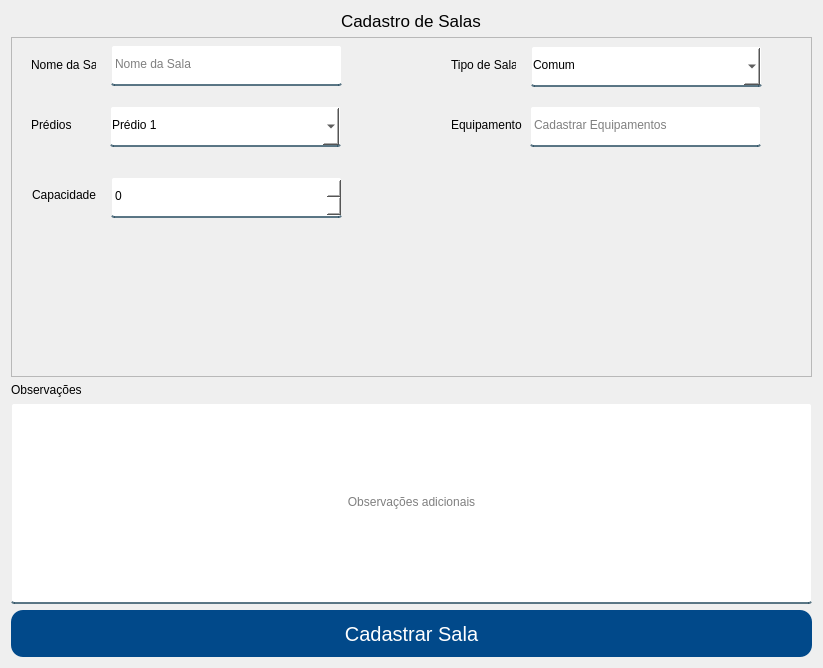
Above: App/view/ui/cadastroSalas.ui from Senac-SOR-ADS/Mapa-de-Sala before the change. Below: the same form after it.
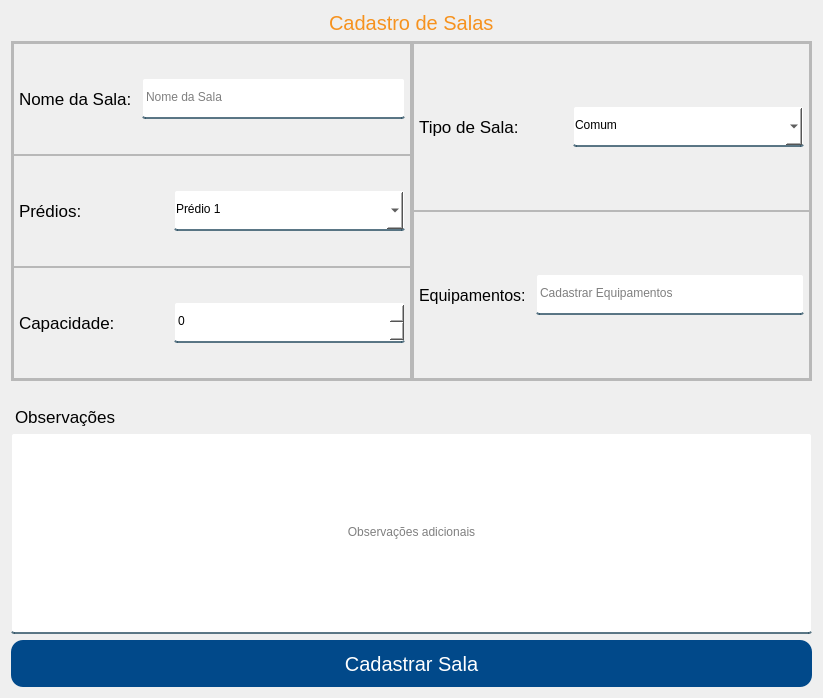
That is the form after the change.

Commit message: tentando arrumar os layouts da parte de cadastro

Diff of the .ui file:
```diff
--- a/App/view/ui/cadastroSalas.ui
+++ b/App/view/ui/cadastroSalas.ui
@@ -7,7 +7,7 @@
     <x>0</x>
     <y>0</y>
     <width>819</width>
-    <height>664</height>
+    <height>670</height>
    </rect>
   </property>
   <property name="windowTitle">
@@ -37,14 +37,22 @@
  
 #respostas {
 	color: red;
+}
+
+#tituloObs {
+	margin-top: 20px;
+}
+
+#titulo {
+	color: #f6921e;
 }</string>
   </property>
   <layout class="QVBoxLayout" name="verticalLayout">
    <item alignment="Qt::AlignHCenter|Qt::AlignBottom">
-    <widget class="QLabel" name="label_7">
+    <widget class="QLabel" name="titulo">
      <property name="font">
       <font>
-       <pointsize>13</pointsize>
+       <pointsize>15</pointsize>
       </font>
      </property>
      <property name="text">
@@ -72,53 +80,141 @@
      <property name="frameShadow">
       <enum>QFrame::Raised</enum>
      </property>
-     <widget class="QLabel" name="label_5">
-      <property name="geometry">
-       <rect>
-        <x>21</x>
-        <y>150</y>
-        <width>65</width>
-        <height>16</height>
-       </rect>
+     <layout class="QHBoxLayout" name="horizontalLayout_6">
+      <property name="spacing">
+       <number>0</number>
       </property>
-      <property name="text">
-       <string>Capacidade</string>
+      <property name="leftMargin">
+       <number>0</number>
       </property>
-     </widget>
-     <widget class="QLabel" name="label_4">
-      <property name="geometry">
-       <rect>
-        <x>440</x>
-        <y>80</y>
-        <width>71</width>
-        <height>16</height>
-       </rect>
+      <property name="topMargin">
+       <number>0</number>
       </property>
+      <property name="rightMargin">
+       <number>0</number>
+      </property>
+      <property name="bottomMargin">
+       <number>0</number>
+      </property>
+      <item>
+       <widget class="QFrame" name="frame_5">
+        <property name="frameShape">
+         <enum>QFrame::StyledPanel</enum>
+        </property>
+        <property name="frameShadow">
+         <enum>QFrame::Raised</enum>
+        </property>
+        <layout class="QVBoxLayout" name="verticalLayout_2">
+         <property name="spacing">
+          <number>0</number>
+         </property>
+         <property name="leftMargin">
+          <number>0</number>
+         </property>
+         <property name="topMargin">
+          <number>0</number>
+         </property>
+         <property name="rightMargin">
+          <number>0</number>
+         </property>
+         <property name="bottomMargin">
+          <number>0</number>
+         </property>
+         <item>
+          <widget class="QFrame" name="frame_2">
+           <property name="frameShape">
+            <enum>QFrame::StyledPanel</enum>
+           </property>
+           <property name="frameShadow">
+            <enum>QFrame::Raised</enum>
+           </property>
+           <layout class="QHBoxLayout" name="horizontalLayout">
+            <property name="spacing">
+             <number>10</number>
+            </property>
+            <property name="leftMargin">
+             <number>5</number>
+            </property>
+            <property name="topMargin">
+             <number>0</number>
+            </property>
+            <property name="rightMargin">
+             <number>5</number>
+            </property>
+            <property name="bottomMargin">
+             <number>0</number>
+            </property>
+            <item>
+             <widget class="QLabel" name="label">
+              <property name="font">
+               <font>
+                <pointsize>13</pointsize>
+               </font>
+              </property>
       <property name="text">
-       <string>Equipamentos</string>
-      </property>
-     </widget>
-     <widget class="QLineEdit" name="tipoEquipamento">
-      <property name="geometry">
-       <rect>
-        <x>519</x>
-        <y>69</y>
+               <string>Nome da Sala:</string>
+              </property>
+             </widget>
+            </item>
+            <item>
+             <widget class="QLineEdit" name="nomeSala">
+              <property name="minimumSize">
+               <size>
         <width>231</width>
         <height>41</height>
-       </rect>
+               </size>
       </property>
       <property name="placeholderText">
-       <string>Cadastrar Equipamentos</string>
-      </property>
-     </widget>
+               <string>Nome da Sala</string>
+              </property>
+             </widget>
+            </item>
+           </layout>
+          </widget>
+         </item>
+         <item>
+          <widget class="QFrame" name="frame_3">
+           <property name="frameShape">
+            <enum>QFrame::StyledPanel</enum>
+           </property>
+           <property name="frameShadow">
+            <enum>QFrame::Raised</enum>
+           </property>
+           <layout class="QHBoxLayout" name="horizontalLayout_2">
+            <property name="spacing">
+             <number>0</number>
+            </property>
+            <property name="leftMargin">
+             <number>5</number>
+            </property>
+            <property name="topMargin">
+             <number>0</number>
+            </property>
+            <property name="rightMargin">
+             <number>5</number>
+            </property>
+            <property name="bottomMargin">
+             <number>0</number>
+            </property>
+            <item>
+             <widget class="QLabel" name="label_3">
+              <property name="font">
+               <font>
+                <pointsize>13</pointsize>
+               </font>
+              </property>
+              <property name="text">
+               <string>Prédios:</string>
+              </property>
+             </widget>
+            </item>
+            <item>
      <widget class="QComboBox" name="nomePredio">
-      <property name="geometry">
-       <rect>
-        <x>99</x>
-        <y>69</y>
+              <property name="minimumSize">
+               <size>
         <width>231</width>
         <height>41</height>
-       </rect>
+               </size>
       </property>
       <property name="cursor">
        <cursorShape>PointingHandCursor</cursorShape>
@@ -143,27 +239,135 @@
        </property>
       </item>
      </widget>
-     <widget class="QLabel" name="label_3">
-      <property name="geometry">
-       <rect>
-        <x>20</x>
-        <y>80</y>
-        <width>41</width>
-        <height>16</height>
-       </rect>
-      </property>
+            </item>
+           </layout>
+          </widget>
+         </item>
+         <item>
+          <widget class="QFrame" name="frame_4">
+           <property name="frameShape">
+            <enum>QFrame::StyledPanel</enum>
+           </property>
+           <property name="frameShadow">
+            <enum>QFrame::Raised</enum>
+           </property>
+           <layout class="QHBoxLayout" name="horizontalLayout_3">
+            <property name="spacing">
+             <number>0</number>
+            </property>
+            <property name="leftMargin">
+             <number>5</number>
+            </property>
+            <property name="topMargin">
+             <number>0</number>
+            </property>
+            <property name="rightMargin">
+             <number>5</number>
+            </property>
+            <property name="bottomMargin">
+             <number>0</number>
+            </property>
+            <item>
+             <widget class="QLabel" name="label_5">
+              <property name="font">
+               <font>
+                <pointsize>13</pointsize>
+               </font>
+              </property>
       <property name="text">
-       <string>Prédios</string>
-      </property>
-     </widget>
+               <string>Capacidade:</string>
+              </property>
+             </widget>
+            </item>
+            <item>
+             <widget class="QSpinBox" name="mediaCapacidade">
+              <property name="minimumSize">
+               <size>
+                <width>231</width>
+                <height>41</height>
+               </size>
+              </property>
+              <property name="cursor">
+               <cursorShape>PointingHandCursor</cursorShape>
+              </property>
+              <property name="maximum">
+               <number>1000</number>
+              </property>
+             </widget>
+            </item>
+           </layout>
+          </widget>
+         </item>
+        </layout>
+       </widget>
+      </item>
+      <item>
+       <widget class="QFrame" name="frame_8">
+        <property name="frameShape">
+         <enum>QFrame::StyledPanel</enum>
+        </property>
+        <property name="frameShadow">
+         <enum>QFrame::Raised</enum>
+        </property>
+        <layout class="QVBoxLayout" name="verticalLayout_3">
+         <property name="spacing">
+          <number>0</number>
+         </property>
+         <property name="leftMargin">
+          <number>0</number>
+         </property>
+         <property name="topMargin">
+          <number>0</number>
+         </property>
+         <property name="rightMargin">
+          <number>0</number>
+         </property>
+         <property name="bottomMargin">
+          <number>0</number>
+         </property>
+         <item>
+          <widget class="QFrame" name="frame_6">
+           <property name="frameShape">
+            <enum>QFrame::StyledPanel</enum>
+           </property>
+           <property name="frameShadow">
+            <enum>QFrame::Raised</enum>
+           </property>
+           <layout class="QHBoxLayout" name="horizontalLayout_4">
+            <property name="spacing">
+             <number>0</number>
+            </property>
+            <property name="leftMargin">
+             <number>5</number>
+            </property>
+            <property name="topMargin">
+             <number>0</number>
+            </property>
+            <property name="rightMargin">
+             <number>5</number>
+            </property>
+            <property name="bottomMargin">
+             <number>0</number>
+            </property>
+            <item>
+             <widget class="QLabel" name="label_2">
+              <property name="font">
+               <font>
+                <pointsize>13</pointsize>
+               </font>
+              </property>
+              <property name="text">
+               <string>Tipo de Sala:</string>
+              </property>
+             </widget>
+            </item>
+            <item>
      <widget class="QComboBox" name="tipoSala">
-      <property name="geometry">
-       <rect>
-        <x>520</x>
-        <y>9</y>
+              <property name="minimumSize">
+               <size>
         <width>231</width>
         <height>41</height>
-       </rect>
+               </size>
       </property>
       <property name="cursor">
        <cursorShape>PointingHandCursor</cursorShape>
@@ -201,65 +405,75 @@
        </property>
       </item>
      </widget>
-     <widget class="QLabel" name="label_2">
-      <property name="geometry">
-       <rect>
-        <x>440</x>
-        <y>20</y>
-        <width>65</width>
-        <height>16</height>
-       </rect>
-      </property>
-      <property name="text">
-       <string>Tipo de Sala</string>
-      </property>
-     </widget>
-     <widget class="QLabel" name="label">
-      <property name="geometry">
-       <rect>
-        <x>20</x>
-        <y>20</y>
-        <width>65</width>
-        <height>16</height>
-       </rect>
-      </property>
+            </item>
+           </layout>
+          </widget>
+         </item>
+         <item>
+          <widget class="QFrame" name="frame_7">
+           <property name="frameShape">
+            <enum>QFrame::StyledPanel</enum>
+           </property>
+           <property name="frameShadow">
+            <enum>QFrame::Raised</enum>
+           </property>
+           <layout class="QHBoxLayout" name="horizontalLayout_5">
+            <property name="spacing">
+             <number>10</number>
+            </property>
+            <property name="leftMargin">
+             <number>5</number>
+            </property>
+            <property name="topMargin">
+             <number>0</number>
+            </property>
+            <property name="rightMargin">
+             <number>5</number>
+            </property>
+            <property name="bottomMargin">
+             <number>0</number>
+            </property>
+            <item>
+             <widget class="QLabel" name="label_4">
+              <property name="font">
+               <font>
+                <pointsize>12</pointsize>
+               </font>
+              </property>
       <property name="text">
-       <string>Nome da Sala</string>
-      </property>
-     </widget>
-     <widget class="QLineEdit" name="nomeSala">
-      <property name="geometry">
-       <rect>
-        <x>100</x>
-        <y>8</y>
+               <string>Equipamentos:</string>
+              </property>
+             </widget>
+            </item>
+            <item>
+             <widget class="QLineEdit" name="tipoEquipamento">
+              <property name="minimumSize">
+               <size>
         <width>231</width>
         <height>41</height>
-       </rect>
+               </size>
       </property>
       <property name="placeholderText">
-       <string>Nome da Sala</string>
-      </property>
-     </widget>
-     <widget class="QSpinBox" name="mediaCapacidade">
-      <property name="geometry">
-       <rect>
-        <x>100</x>
-        <y>140</y>
-        <width>231</width>
-        <height>41</height>
-       </rect>
-      </property>
-      <property name="cursor">
-       <cursorShape>PointingHandCursor</cursorShape>
-      </property>
-      <property name="maximum">
-       <number>1000</number>
-      </property>
-     </widget>
+               <string>Cadastrar Equipamentos</string>
+              </property>
+             </widget>
+            </item>
+           </layout>
+          </widget>
+         </item>
+        </layout>
+       </widget>
+      </item>
+     </layout>
     </widget>
    </item>
    <item>
-    <widget class="QLabel" name="label_6">
+    <widget class="QLabel" name="tituloObs">
+     <property name="font">
+      <font>
+       <pointsize>13</pointsize>
+      </font>
+     </property>
      <property name="text">
       <string>Observações</string>
      </property>
```
Left out of the diff: 1 changed line with no effect on the pictures. Lines whose indentation alone changed are shown as unchanged. The commit also changes 4 other files.
